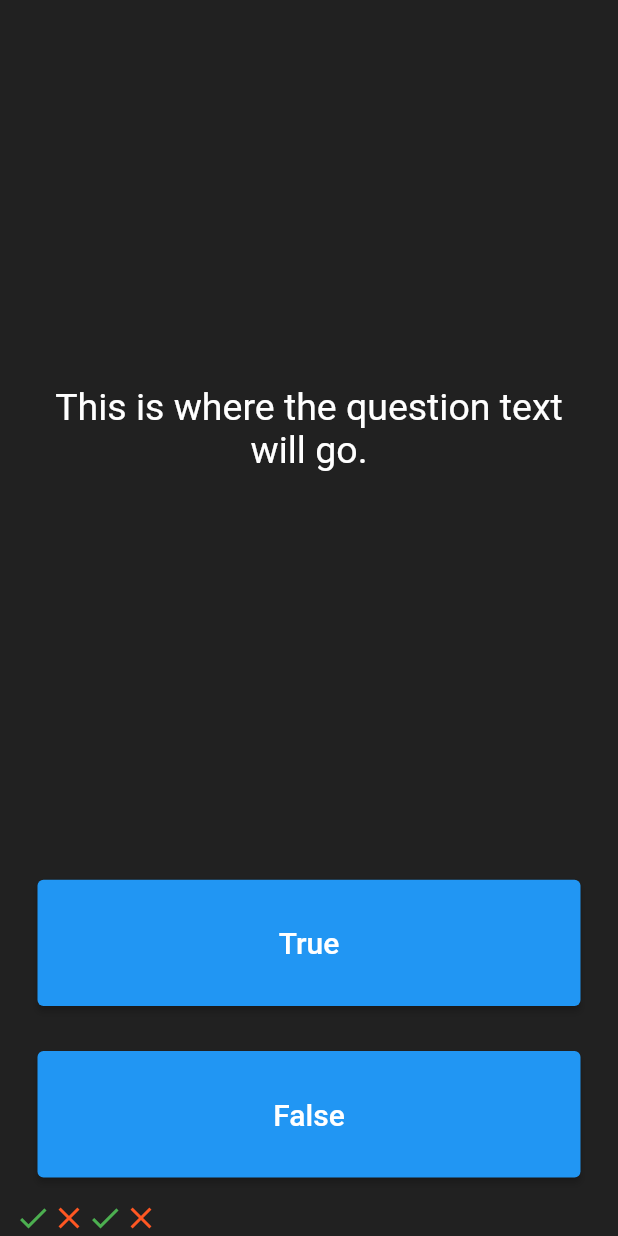
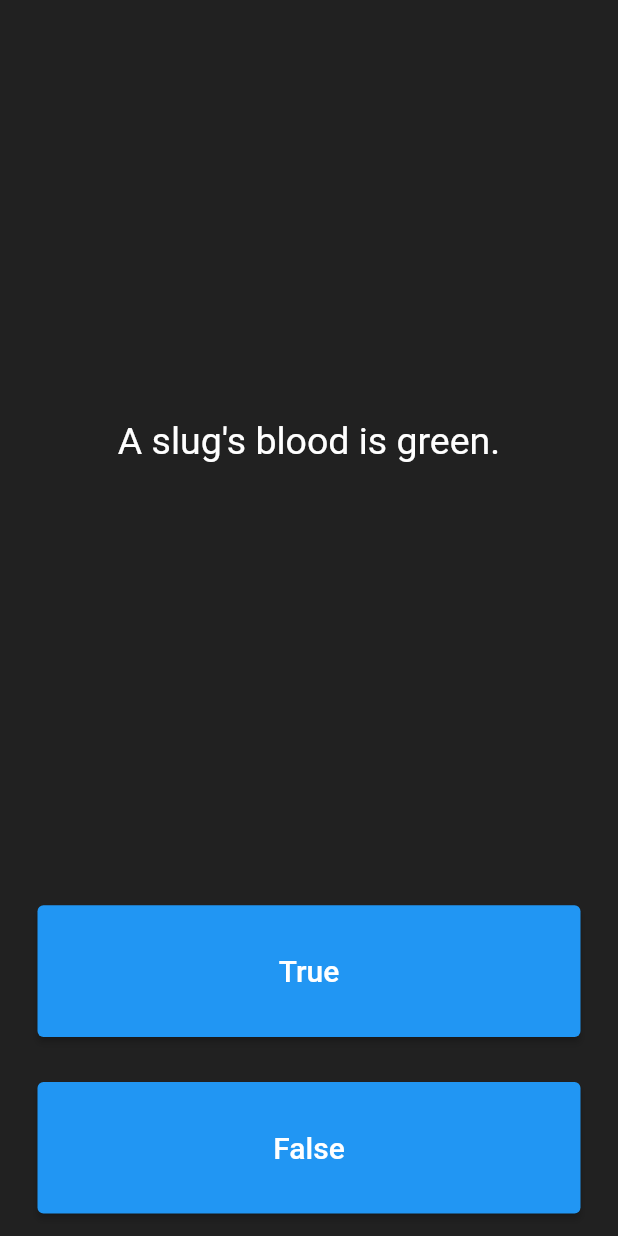
Before and after one commit to tlaw22/flutter_quizzler2, a Flutter app: the screen it shows after launch, after a tap on "True", after a tap on "False", on a phone screen of 412 x 824 dp. Run offline on Flutter 3.47's test engine with Material 2 defaults, Android fonts, the phone set to English and light mode, and no system bars.

Commit message:
Fixed constructor

```diff
--- a/lib/main.dart
+++ b/lib/main.dart
@@ -1,5 +1,5 @@
 import 'package:flutter/material.dart';
-
+import 'questions.dart';
 void main() => runApp(Quizzler());
 
 class Quizzler extends StatelessWidget {
@@ -25,18 +25,23 @@ class QuizPage extends StatefulWidget {
 }
 
 class _QuizPageState extends State<QuizPage> {
-  // add ArrayList here
 
-  List<Widget> scoreKeeper = [
-    Icon(
-      Icons.check,
-      color: Colors.green,
+  List<Question> questionBank = [
+    Question(
+      questionText: "You can lead a cow down stairs but not up stairs.",
+      questionAnswer: true,
     ),
-    Icon(
-      Icons.close,
-      color: Colors.deepOrange,
-    )
+    Question(
+      questionText: "Approximately one quarter of human bones are in the feet.",
+      questionAnswer: false,
+    ),
+    Question(
+      questionText: "A slug\'s blood is green.",
+      questionAnswer: true,
+    ),
   ];
+
+  int questionNumber = 0;
 
   @override
   Widget build(BuildContext context) {
@@ -49,8 +54,7 @@ class _QuizPageState extends State<QuizPage> {
           child: Padding(
             padding: EdgeInsets.all(10.0),
             child: Center(
-              child: Text(
-                'This is where the question text will go.',
+              child: Text(questionBank[questionNumber].questionText,
                 textAlign: TextAlign.center,
                 style: TextStyle(
                   fontSize: 25.0,
@@ -73,8 +77,16 @@ class _QuizPageState extends State<QuizPage> {
               ),
 
               onPressed: () {
+                bool correctAnswer = questionBank[questionNumber].questionAnswer;
+                if (correctAnswer == false){
+                  print('Correct!');
+                } else {
+                  print('Wrong!');
+                };
                 setState(() {
-                  scoreKeeper.add(Icon(Icons.check, color: Colors.green,),); //The user picked true.
+                  questionNumber++;
+
+
                 });
 
               },
@@ -93,17 +105,24 @@ class _QuizPageState extends State<QuizPage> {
                 ),
               ),
               onPressed: () {
+                bool correctAnswer = questionBank[questionNumber].questionAnswer;
+                if (correctAnswer == true){
+                  print('Correct!');
+                } else {
+                  print('Wrong!');
+                };
                 setState(() {
-                  scoreKeeper.add(Icon(Icons.close, color: Colors.deepOrange,),); //The user picked true.
+                  questionNumber++;
+
                 });
 
               },
             ),
           ),
         ),
-        Row(
-          children: scoreKeeper,
-        )
+        // Row(
+        //   children: Question[questionNumber].,
+        // )
       ],
     );
   }
--- /dev/null
+++ b/lib/questions.dart
@@ -0,0 +1,13 @@
+import 'package:flutter/cupertino.dart';
+
+import 'main.dart';
+@immutable
+class Question {
+  final String questionText;
+  final bool questionAnswer;
+
+  Question({
+    required this.questionText,
+    required this.questionAnswer,
+  });
+}
```
